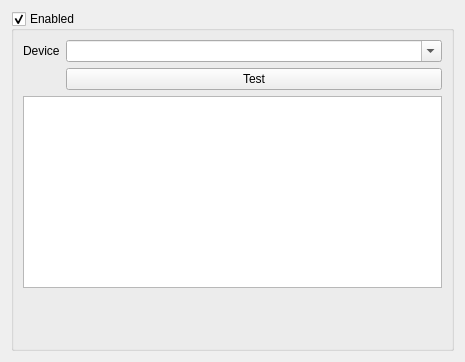
Qt form src/serialportsettingspage.ui (Quick-Event/startertool) before a commit.
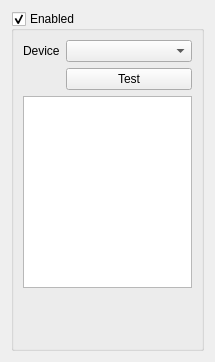
The same form after that commit.

The edit to the form file:
```diff
--- a/src/serialportsettingspage.ui
+++ b/src/serialportsettingspage.ui
@@ -6,7 +6,7 @@
    <rect>
     <x>0</x>
     <y>0</y>
-    <width>465</width>
+    <width>215</width>
     <height>362</height>
    </rect>
   </property>
@@ -31,11 +31,7 @@
        </widget>
       </item>
       <item row="1" column="1">
-       <widget class="QComboBox" name="lstDevice">
-        <property name="editable">
-         <bool>true</bool>
-        </property>
-       </widget>
+       <widget class="QComboBox" name="lstDevice"/>
       </item>
       <item row="2" column="1">
        <widget class="QPushButton" name="btTest">
```
Left out of the diff: 2 changed lines with no effect on the pictures.
